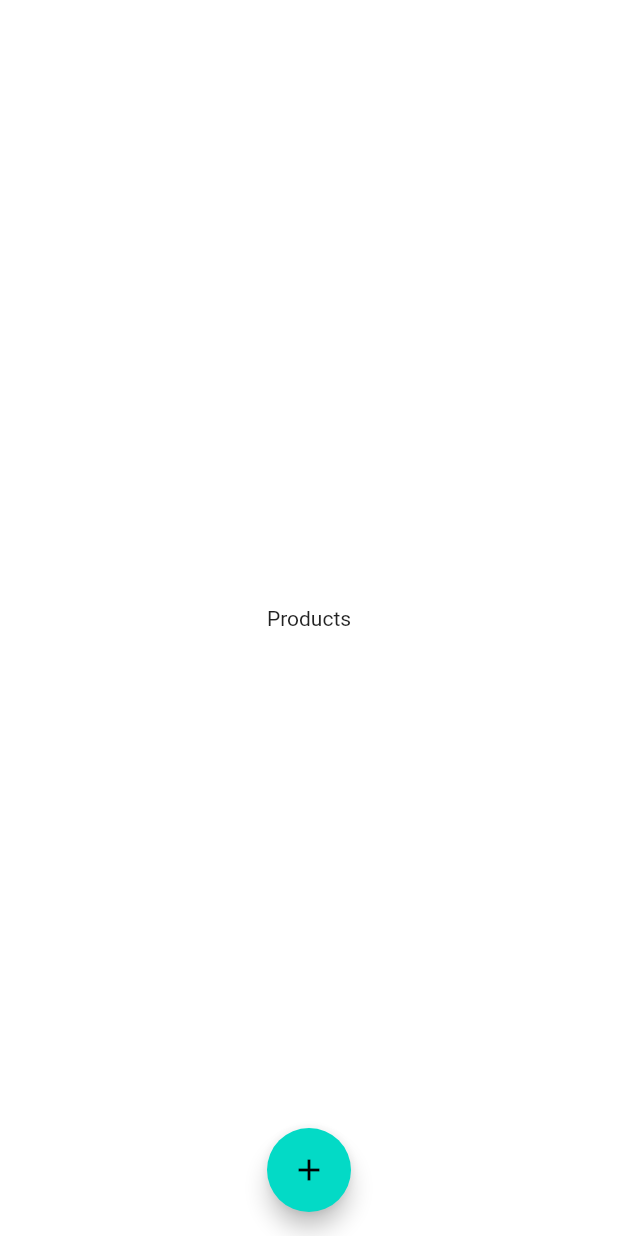
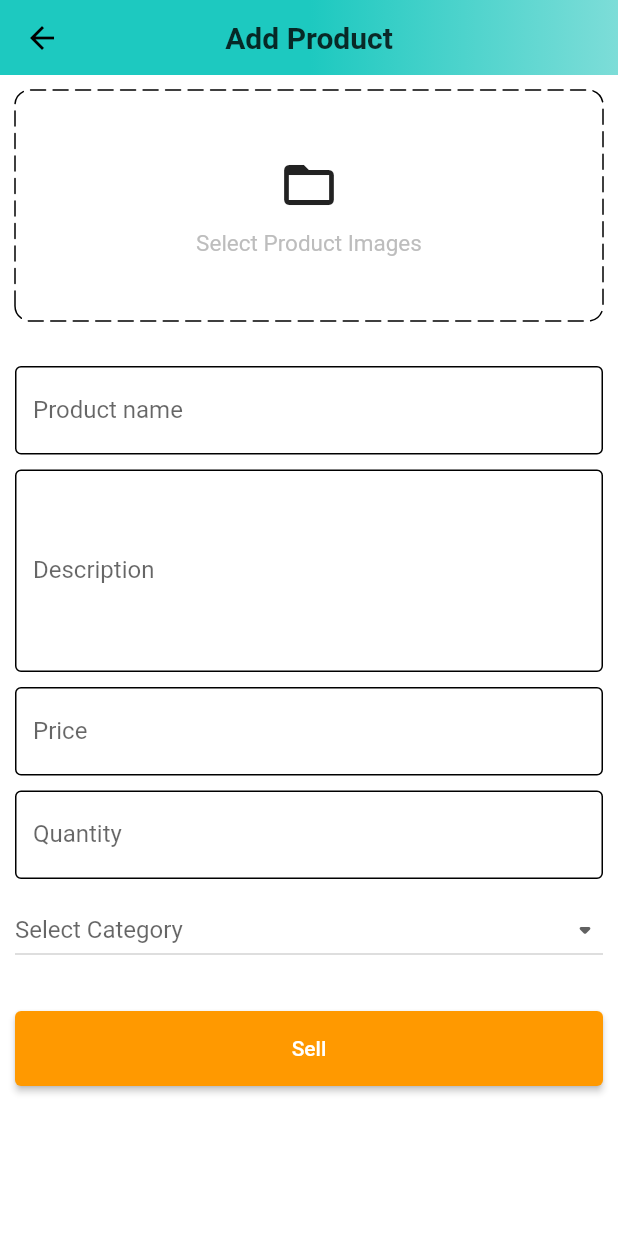
Before and after one commit to mustafasmnc/Amazon_Clone, a Flutter app: the PostsScreen screen opened directly, after a tap on the "add" icon, on a phone screen of 412 x 824 dp. Run offline on Flutter 3.47's test engine with Material 2 defaults, Android fonts, the phone set to English and light mode, and no system bars; drawn by our look-alikes of dotted_border; our stand-ins replace badges, carousel_slider, shared_preferences; accounts and stored records are empty.

Commit message:
Add Product Screen UI

```diff
--- a/lib/common/widgets/custom_textfield.dart
+++ b/lib/common/widgets/custom_textfield.dart
@@ -3,8 +3,14 @@ import 'package:flutter/material.dart';
 class CustomTextField extends StatelessWidget {
   final TextEditingController controller;
   final String hintText;
+  final int maxLines;
+  final TextInputType keyboardType;
   const CustomTextField(
-      {Key? key, required this.controller, required this.hintText})
+      {Key? key,
+      required this.controller,
+      required this.hintText,
+      this.maxLines = 1,
+      this.keyboardType = TextInputType.text})
       : super(key: key);
 
   @override
@@ -12,16 +18,22 @@ class CustomTextField extends StatelessWidget {
     return TextFormField(
       controller: controller,
       decoration: InputDecoration(
-            hintText: hintText,
-            border:
-                OutlineInputBorder(borderSide: BorderSide(color: Colors.black)),
+          //hintText: hintText,
+          labelText: hintText,
+          border: OutlineInputBorder(
+            borderSide: BorderSide(color: Colors.black),
+          ),
           enabledBorder: OutlineInputBorder(
-                borderSide: BorderSide(color: Colors.black))),
+            borderSide: BorderSide(color: Colors.black),
+          )),
       validator: (val) {
         if (val == null || val.isEmpty) {
           return 'Enter your $hintText';
         }
         return null;
-        });
+      },
+      maxLines: maxLines,
+      keyboardType: keyboardType,
+    );
   }
 }
--- /dev/null
+++ b/lib/features/admin/screens/add_product_screen.dart
@@ -0,0 +1,142 @@
+import 'package:amazon_clone/common/widgets/custom_button.dart';
+import 'package:amazon_clone/common/widgets/custom_textfield.dart';
+import 'package:amazon_clone/constants/global_variables.dart';
+import 'package:dotted_border/dotted_border.dart';
+import 'package:flutter/material.dart';
+
+class AddProductScreen extends StatefulWidget {
+  static const String routeName = '/add-product';
+  const AddProductScreen({Key? key}) : super(key: key);
+
+  @override
+  State<AddProductScreen> createState() => _AddProductScreenState();
+}
+
+class _AddProductScreenState extends State<AddProductScreen> {
+  final TextEditingController _productNameController = TextEditingController();
+  final TextEditingController _productDescController = TextEditingController();
+  final TextEditingController _productPriceController = TextEditingController();
+  final TextEditingController _productQuantityController =
+      TextEditingController();
+
+  String? _category = '';
+
+  List<String> productCategories = [
+    'Mobiles',
+    'Essentials',
+    'Appliances',
+    'Books',
+    'Fashion',
+  ];
+
+  @override
+  void dispose() {
+    super.dispose();
+    _productNameController.dispose();
+    _productDescController.dispose();
+    _productPriceController.dispose();
+    _productQuantityController.dispose();
+  }
+
+  @override
+  Widget build(BuildContext context) {
+    return Scaffold(
+      appBar: PreferredSize(
+        preferredSize: Size.fromHeight(50),
+        child: AppBar(
+            backgroundColor: Color.fromARGB(255, 125, 221, 216),
+            elevation: 0,
+            flexibleSpace: Container(
+              decoration:
+                  BoxDecoration(gradient: GlobalVariables.appBarGradient),
+            ),
+            centerTitle: true,
+            title: Text(
+              'Add Product',
+              style: TextStyle(
+                color: Colors.black.withOpacity(0.8),
+                fontWeight: FontWeight.bold,
+              ),
+            )),
+      ),
+      body: SingleChildScrollView(
+          child: Form(
+              child: Padding(
+        padding: const EdgeInsets.symmetric(horizontal: 10, vertical: 10),
+        child: Column(
+          children: [
+            DottedBorder(
+                borderType: BorderType.RRect,
+                radius: Radius.circular(10),
+                dashPattern: [10, 5],
+                strokeCap: StrokeCap.round,
+                child: Container(
+                  width: double.infinity,
+                  height: 150,
+                  decoration: BoxDecoration(
+                    borderRadius: BorderRadius.circular(10),
+                  ),
+                  child: Column(
+                    mainAxisAlignment: MainAxisAlignment.center,
+                    children: [
+                      Icon(
+                        Icons.folder_open_outlined,
+                        size: 40,
+                      ),
+                      SizedBox(height: 10),
+                      Text(
+                        'Select Product Images',
+                        style: TextStyle(
+                          fontSize: 15,
+                          color: Colors.grey.shade400,
+                        ),
+                      )
+                    ],
+                  ),
+                )),
+            SizedBox(height: 30),
+            CustomTextField(
+                controller: _productNameController, hintText: 'Product name'),
+            SizedBox(height: 10),
+            CustomTextField(
+              controller: _productDescController,
+              hintText: 'Description',
+              maxLines: 5,
+            ),
+            SizedBox(height: 10),
+            CustomTextField(
+              controller: _productPriceController,
+              hintText: 'Price',
+              keyboardType: TextInputType.number,
+            ),
+            SizedBox(height: 10),
+            CustomTextField(
+              controller: _productQuantityController,
+              hintText: 'Quantity',
+              keyboardType: TextInputType.number,
+            ),
+            SizedBox(height: 10),
+            SizedBox(
+              width: double.infinity,
+              child: DropdownButton(
+                  isExpanded: true,
+                  hint: Text('Select Category'),
+                  icon: Icon(Icons.arrow_drop_down_rounded),
+                  items: productCategories.map((String item) {
+                    return DropdownMenuItem(value: item, child: Text(item));
+                  }).toList(),
+                  value: _category == '' ? null : _category,
+                  onChanged: (String? newVal) {
+                    setState(() {
+                      _category = newVal!;
+                    });
+                  }),
+            ),
+            SizedBox(height: 30),
+            CustomButton(text: 'Sell', onTap: () {})
+          ],
+        ),
+      ))),
+    );
+  }
+}
--- a/lib/features/admin/screens/posts_screen.dart
+++ b/lib/features/admin/screens/posts_screen.dart
@@ -1,3 +1,4 @@
+import 'package:amazon_clone/features/admin/screens/add_product_screen.dart';
 import 'package:flutter/material.dart';
 
 class PostsScreen extends StatefulWidget {
@@ -8,6 +9,10 @@ class PostsScreen extends StatefulWidget {
 }
 
 class _PostsScreenState extends State<PostsScreen> {
+  void navigateToAddProduct() {
+    Navigator.pushNamed(context, AddProductScreen.routeName);
+  }
+
   @override
   Widget build(BuildContext context) {
     return Scaffold(
@@ -15,7 +20,7 @@ class _PostsScreenState extends State<PostsScreen> {
         child: Text('Products'),
       ),
       floatingActionButton: FloatingActionButton(
-        onPressed: () {},
+        onPressed: navigateToAddProduct,
         tooltip: 'Add a product',
         child: Icon(Icons.add),
       ),
--- a/lib/features/auth/screens/auth_screen.dart
+++ b/lib/features/auth/screens/auth_screen.dart
@@ -103,6 +103,7 @@ class _AuthScreenState extends State<AuthScreen> {
                             CustomTextField(
                               controller: _emailController,
                               hintText: 'Email',
+                              keyboardType: TextInputType.emailAddress,
                             ),
                             const SizedBox(height: 10),
                             CustomTextField(
@@ -150,6 +151,7 @@ class _AuthScreenState extends State<AuthScreen> {
                             CustomTextField(
                               controller: _emailController,
                               hintText: 'Email',
+                              keyboardType: TextInputType.emailAddress,
                             ),
                             const SizedBox(height: 10),
                             CustomTextField(
--- a/lib/router.dart
+++ b/lib/router.dart
@@ -1,4 +1,5 @@
 import 'package:amazon_clone/common/widgets/bottom_bar.dart';
+import 'package:amazon_clone/features/admin/screens/add_product_screen.dart';
 import 'package:amazon_clone/features/auth/screens/auth_screen.dart';
 import 'package:amazon_clone/features/home/screens/home_screen.dart';
 import 'package:flutter/material.dart';
@@ -20,6 +21,11 @@ Route<dynamic> generateRoute(RouteSettings routeSettings) {
         settings: routeSettings,
         builder: (_) => BottomBar(),
       );
+    case AddProductScreen.routeName:
+      return MaterialPageRoute(
+        settings: routeSettings,
+        builder: (_) => AddProductScreen(),
+      );
     default:
       return MaterialPageRoute(
           builder: (_) => Scaffold(
--- a/pubspec.yaml
+++ b/pubspec.yaml
@@ -39,6 +39,7 @@ dependencies:
   provider: ^6.0.3
   badges: ^2.0.3
   carousel_slider: ^4.1.1
+  dotted_border: ^2.0.0+2
 
 dev_dependencies:
   flutter_test:
```
Also changed, not shown: pubspec.lock. Lines whose indentation alone changed are shown as unchanged.
